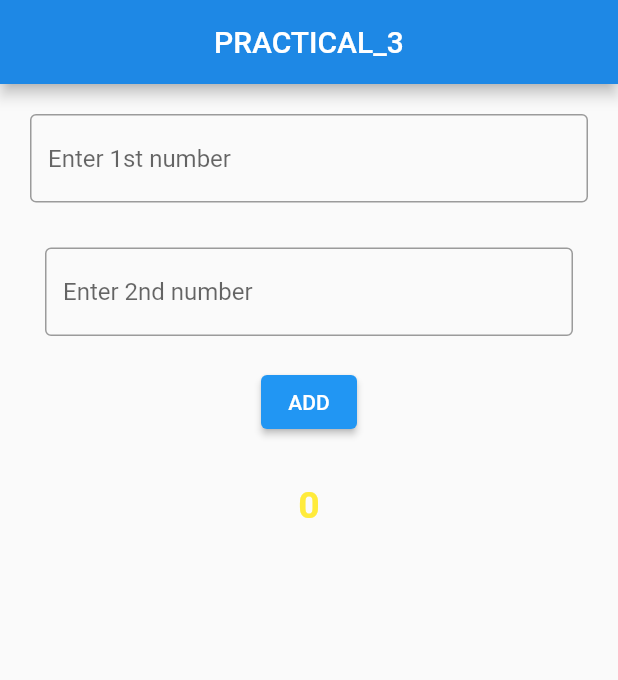
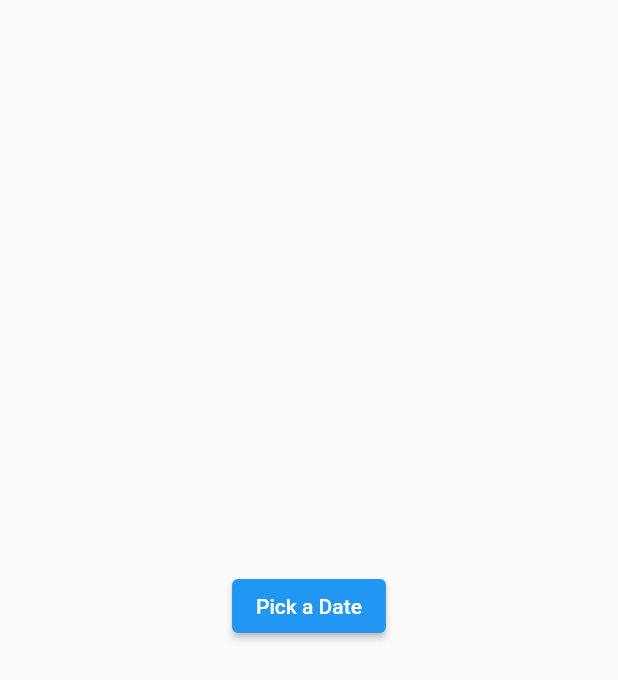
Before and after one commit to farhankhatri435/wcmcprac4, a Flutter app: the screen it shows after launch, on a phone screen of 412 x 824 dp. Shown: the top 680 px of the screen. Run offline on Flutter 3.47's test engine with Material 2 defaults, Android fonts, the phone set to English and light mode, and no system bars.

Commit message:
Update main.dart

```diff
--- a/lib/main.dart
+++ b/lib/main.dart
@@ -1,79 +1,115 @@
+//@dart=2.9
 import 'package:flutter/material.dart';
+import 'package:intl/intl.dart';
 
 void main() {
-  runApp(MaterialApp(
-    home: MyApp(),
-  ));
+  runApp(MyApp());
 }
 
-class MyApp extends StatefulWidget {
+class MyApp extends StatelessWidget {
+  // This widget is the root of your application.
   @override
-  _HomeState createState() => _HomeState();
+  Widget build(BuildContext context) {
+    return MaterialApp(
+      home: MyHomePage(),
+    );
+  }
 }
 
-class _HomeState extends State<MyApp> {
-  TextEditingController num1 = TextEditingController();
-  TextEditingController num2 = TextEditingController();
-  String result = '0';
+class MyHomePage extends StatefulWidget {
+  @override
+  _MyHomePageState createState() => _MyHomePageState();
+}
+
+class _MyHomePageState extends State<MyHomePage> {
+  int Datechosen = 0, Monthchosen = 0, Yearchosen = 0;
+  String year = '', month = '', days = '';
+
   @override
   Widget build(BuildContext context) {
     return Scaffold(
-      appBar: AppBar(
-        title: Text('PRACTICAL_3'),
-        centerTitle: true,
-        backgroundColor: Colors.blue[600],
-      ),
-      body: Padding(
-        padding: EdgeInsets.all(10),
+      body: Center(
         child: Column(
+          mainAxisAlignment: MainAxisAlignment.center,
           children: [
-            // first input field
-            Padding(
-              padding: EdgeInsets.all(10),
-              child: TextField(
-                decoration: InputDecoration(
-                  border: OutlineInputBorder(),
-                  //labelText: 'Enter 1st number',
-                  hintText: 'Enter 1st number',
-                ),
-                keyboardType: TextInputType.number,
-                controller: num1,
-              ),
+ElevatedButton(
+              onPressed: () {
+                pickBdate();
+              },
+              child: Text('Pick a Date'),
             ),
-            //second input filed
-            Padding(
-              padding: EdgeInsets.all(20),
-              child: TextField(
-                decoration: InputDecoration(
-                  border: OutlineInputBorder(),
-                  //labelText: 'Enter 2nd number',
-                  hintText: 'Enter 2nd number',
-                ),
-                keyboardType: TextInputType.number,
-                controller: num2,
-              ),
-            ),
-            ElevatedButton(
-              child: Text('ADD'),
-              onPressed: () {
-                setState(() {
-                  int sum = int.parse(num1.text) + int.parse(num2.text);
-                  result = sum.toString();
-                });
-              },
-            ),
-            SizedBox(height: 30),
-            Text(
-              result,
-              style: TextStyle(
-                color: Colors.yellow,
-                fontWeight: FontWeight.bold,
-                fontSize: 25,
-              ),
-            ),
+            Text(year + ' ' + month + ' ' + days + ' '),
           ],
         ),
       ),
     );
   }
+
+  Future pickBdate() async {
+    var date = await showDatePicker(
+      context: context,
+      initialDate: DateTime.now(),
+      firstDate: DateTime(1900),
+      lastDate: DateTime.now(),
+    );
+
+    Datechosen = int.parse(DateFormat("dd").format(date));
+    Monthchosen = int.parse(DateFormat("MM").format(date));
+    Yearchosen = int.parse(DateFormat("yyyy").format(date));
+
+    int currentDate = int.parse(DateFormat("dd").format(DateTime.now()));
+    int currentMonth = int.parse(DateFormat("MM").format(DateTime.now()));
+    int currentYear = int.parse(DateFormat("yyyy").format(DateTime.now()));
+
+    int numberOfDays = findDays(currentMonth, currentYear);
+
+    setState(() {
+      if (currentDate - Datechosen >= 0) {
+        days = (currentDate - Datechosen).toString() + " days";
+      } else {
+        days = (currentDate + numberOfDays - Datechosen).toString() + " days";
+        currentMonth--;
+      }
+if (currentMonth - Monthchosen >= 0) {
+        month = (currentMonth - Monthchosen).toString() + " months";
+      } else {
+        month = (currentMonth + 12 - Monthchosen).toString() + " months";
+        currentYear--;
+      }
+
+      year = (currentYear - Yearchosen).toString() + " years";
+    });
+  }
+
+  int findDays(int currentMonth, int currentYear) {
+    if (currentMonth == 1 ||
+        currentMonth == 3 ||
+        currentMonth == 5 ||
+        currentMonth == 7 ||
+        currentMonth == 8 ||
+        currentMonth == 10 ||
+        currentMonth == 12) {
+      return 31;
+    } else if (currentMonth == 4 ||
+        currentMonth == 6 ||
+        currentMonth == 9 ||
+        currentMonth == 11) {
+      return 30;
+    } else {
+      if (checkYear(currentYear)) {
+        return 29;
+      } else {
+        return 28;
+      }
+    }
+  }
+
+  bool checkYear(int year) {
+    if (year % 400 == 0) return true;
+
+    if (year % 100 == 0) return false;
+
+    if (year % 4 == 0) return true;
+    return false;
+  }
 }
```
